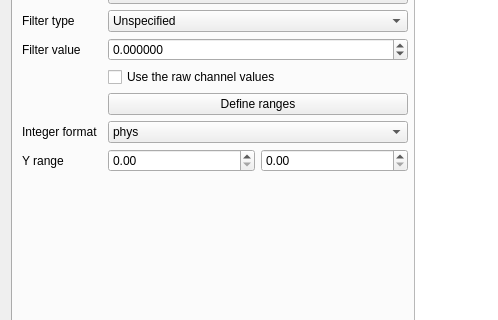
The window that src/asammdf/gui/ui/search_dialog.ui (danielhrisca/asammdf) describes before a commit, drawn with Qt 5; both pictures show x 0 to 498 and y 148 to 468 of the 1134 by 679 pixel window.
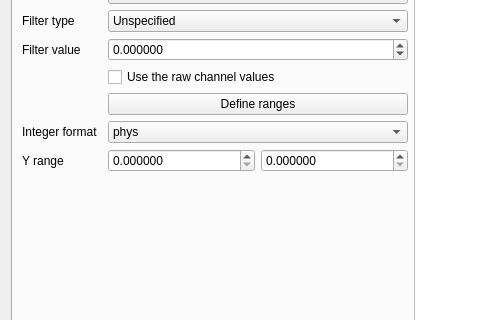
The same window after the commit. The open tabs and pages were chosen to show the change. Icons and pictures are not drawn. Custom widgets are drawn as their Qt base class.

What changed in the file:
```diff
--- a/src/asammdf/gui/ui/search_dialog.ui
+++ b/src/asammdf/gui/ui/search_dialog.ui
@@ -563,10 +563,18 @@
        <item row="9" column="2">
         <layout class="QHBoxLayout" name="horizontalLayout_3">
          <item>
-          <widget class="QDoubleSpinBox" name="y_range_min"/>
+          <widget class="QDoubleSpinBox" name="y_range_min">
+           <property name="decimals">
+            <number>6</number>
+           </property>
+          </widget>
          </item>
          <item>
-          <widget class="QDoubleSpinBox" name="y_range_max"/>
+          <widget class="QDoubleSpinBox" name="y_range_max">
+           <property name="decimals">
+            <number>6</number>
+           </property>
+          </widget>
          </item>
         </layout>
        </item>
```
Left out of the diff: 2 changed lines with no effect on the pictures.
